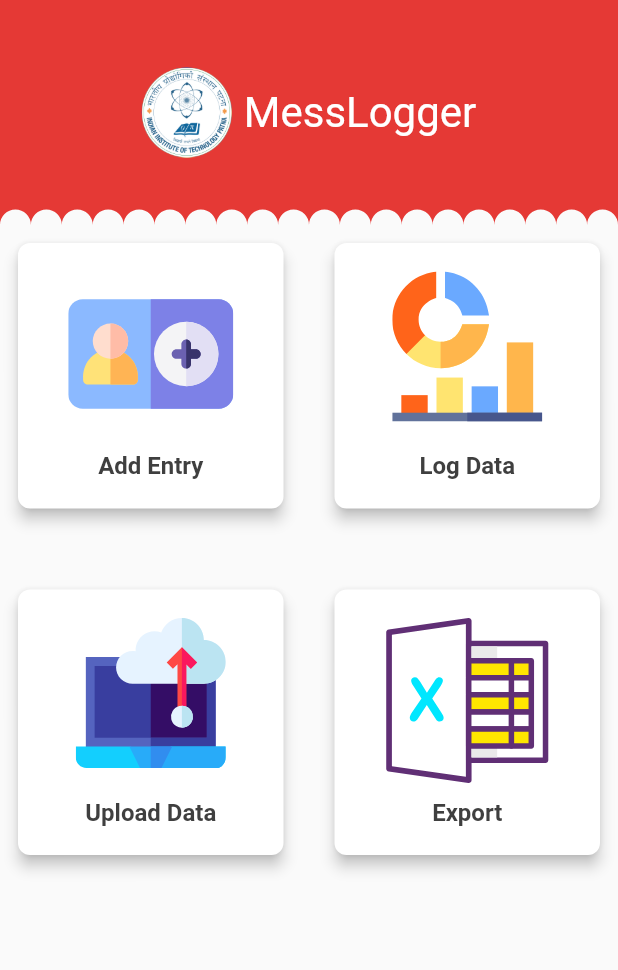
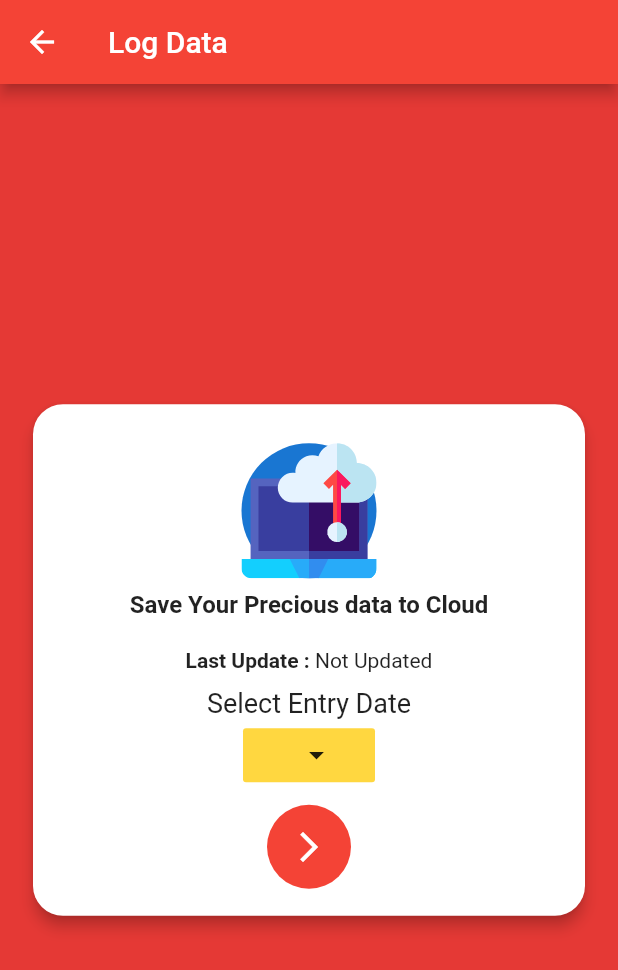
Before and after one commit to utsavmajhi/MessTransact_IITP, a Flutter app: the screen it shows after launch, after a tap on "Upload Data", on a phone screen of 412 x 824 dp. Shown: the top 970 px of the screen. Run offline on Flutter 3.47's test engine with Material 2 defaults, Android fonts, the phone set to English and light mode, and no system bars; our stand-ins replace cloud_firestore, firebase_auth, flutter_svg, google_fonts, sqflite; accounts and stored records are empty; Roboto replaces fonts that are missing (Montserrat Regular, Wellfleet).

Commit message:
added cloud backup

```diff
--- /dev/null
+++ b/lib/Screens/UpdateDataCloud.dart
@@ -0,0 +1,341 @@
+import 'package:flutter/cupertino.dart';
+import 'package:flutter/material.dart';
+import 'package:messtransacts/Screens/AddEntryScreens/AEdatefoodtype.dart';
+import 'package:messtransacts/Screens/WillyHome.dart';
+import 'package:messtransacts/models/EntryModel.dart';
+import 'package:messtransacts/utils/database_helper.dart';
+import 'package:sqflite/sqflite.dart';
+import 'package:flutter_svg/flutter_svg.dart';
+import 'package:google_fonts/google_fonts.dart';
+import 'package:messtransacts/Screens/AllLogData.dart';
+import 'package:intl/intl.dart';
+import 'package:firebase_auth/firebase_auth.dart';
+import 'package:cloud_firestore/cloud_firestore.dart';
+import 'package:messtransacts/Passarguments/Addentrysc1.dart';
+import 'package:messtransacts/utils/roundedbuttonsmall.dart';
+import 'package:messtransacts/models/EntryModel.dart';
+import 'package:messtransacts/utils/database_helper.dart';
+import 'package:sqflite/sqflite.dart';
+import "dart:collection";
+final _firestore=Firestore.instance;
+
+List<String> tablecat=["Breakfast","Lunch","Snacks","Dinner"];
+class UpdateDataCloud extends StatefulWidget {
+  static String id='updatedatatocloud_screen';
+
+  @override
+  _UpdateDataCloudState createState() => _UpdateDataCloudState();
+}
+
+class _UpdateDataCloudState extends State<UpdateDataCloud> {
+  DatabaseHelper databaseHelper = DatabaseHelper();
+  List<String> uniqueitems=[];
+  List<EntryModel> m=List<EntryModel>();
+  List<EntryModel> entryList1;
+  DateTime _dateTime=DateTime.now();
+
+  String lastupdate="";//date picker from calendar
+  String _foodcat='None';
+  GlobalKey<ScaffoldState> _scaffoldKey = new GlobalKey<ScaffoldState>();
+  //snackbar initialises
+  _showSnackBar(@required String message, @required Color colors) {
+    if (_scaffoldKey != null) {
+      _scaffoldKey.currentState.showSnackBar(
+        SnackBar(
+          backgroundColor: colors,
+          content: new Text(message),
+          duration: new Duration(seconds: 4),
+        ),
+      );
+    }
+  }
+  Future<Null> _selectDate(BuildContext context) async {
+    final DateTime picked=await showDatePicker(context: context, initialDate: _dateTime, firstDate: DateTime(2016), lastDate: DateTime(2222));
+    if(picked!=null && picked !=_dateTime)
+    {
+
+      setState(() {
+        _dateTime=picked;
+      });
+    }
+  }
+  Stream<String> streamListCustom() {
+
+  }
+  @override
+  Widget build(BuildContext context) {
+    return Scaffold(
+      key: _scaffoldKey,
+      backgroundColor:Colors.red[600],
+      appBar: AppBar(
+        backgroundColor: Colors.red,
+        title: Text(
+            'Log Data'
+        ),
+
+      ),
+      body: StreamBuilder(
+        stream:  _firestore.collection("CloudDataEvents").document(changetimeformat(_dateTime)).snapshots(),
+        builder: (context,snapshot){
+          if((snapshot.hasData)){
+                try{
+                  lastupdate=snapshot.data['LastUpdate'];
+                }
+                catch(e){
+                    lastupdate="Not Updated";
+                }
+//                finally{
+//                  lastupdate="Not Updated";
+//                }
+          }
+          else{
+            lastupdate="Not Updated";
+            //lastupdate=snapshot.data['LastUpdate'];
+          }
+          return Column(
+            crossAxisAlignment: CrossAxisAlignment.stretch,
+            mainAxisAlignment: MainAxisAlignment.center ,
+            children: <Widget>[
+              SafeArea(
+                child: Padding(
+                  padding: const EdgeInsets.all(18.0),
+                  child: Card(
+                    shape: RoundedRectangleBorder(
+                      borderRadius: BorderRadius.circular(20),
+                    ),
+                    elevation: 4,
+                    child: Padding(
+                      padding: const EdgeInsets.all(18.0),
+                      child: Column(
+                        mainAxisAlignment: MainAxisAlignment.center,
+                        children: <Widget>[
+                          Padding(
+                            padding: const EdgeInsets.all(8.0),
+                            child: CircleAvatar(
+                              radius: 45,
+                              child: SvgPicture.asset('images/cloud.svg',fit: BoxFit.contain,),
+                            ),
+                          ),
+                          Text(
+                            "Save Your Precious data to Cloud",
+                            style: TextStyle(
+                                fontSize: 16,
+                                fontWeight: FontWeight.bold
+                            ),
+                          ),
+                          SizedBox(
+                            height: 20,
+                          ),
+                          Row(
+                            mainAxisAlignment: MainAxisAlignment.center,
+                            children: <Widget>[
+                              Text("Last Update : ",
+                              style: TextStyle(
+                                fontWeight: FontWeight.bold
+                              ),),
+                              Text("$lastupdate"),
+                            ],
+                          ),
+                          SizedBox(
+                            height: 10,
+                          ),
+                          Text(
+                            'Select Entry Date',
+                            style: TextStyle(
+                                fontSize: 18
+                            ),
+                          ),
+                          FlatButton(
+                            color: Colors.amberAccent,
+                            onPressed: (){
+                              _selectDate(context);
+                            },
+                            child: Row(
+                              mainAxisSize: MainAxisSize.min,
+                              children: <Widget>[
+                                Text (
+                                  _dateTime==null? "Please Select" : changetimeformat(_dateTime),
+                                  style: TextStyle(
+                                      fontSize: 18,
+                                      color: Colors.black,
+                                      fontWeight: FontWeight.bold
+                                  ),
+                                ),
+                                SizedBox(
+                                  width: 10,
+                                ),
+                                Icon(Icons.arrow_drop_down),
+
+                              ],
+                            ),
+                          ),
+                          SizedBox(
+                            height: 9,
+                          ),
+                          GestureDetector(
+                            onTap: (){
+                              //Navigator.pushNamed(context,LogDataAnalysis.id,arguments: LogdataDateargs(changetimeformat(_dateTime)));
+                              print(_dateTime);
+                              updateListView(changetimeformat(_dateTime));
+                              lastupdatetime(_dateTime);
+
+                            },
+                            child: CircleAvatar(
+                              radius: 28,
+                              backgroundColor: Colors.red,
+                              child: Icon(Icons.arrow_forward_ios,color: Colors.white,),
+                            ),
+                          )
+                        ],
+                      ),
+                    ),
+                  ),
+                ),
+              )
+            ],
+          );
+        },
+      ),
+
+    );
+  }
+  changetimeformat(@required DateTime datetimepicked)
+  {
+    String formattedDate = DateFormat('dd-MM-yyyy').format(datetimepicked);
+
+    return formattedDate;
+
+  }
+
+  changetimeformattype2(@required DateTime datetimepicked)
+  {
+    DateTime _nowTime=DateTime.now();
+    String formattedtime=DateFormat('h:mm a').format(_nowTime);
+    String formattedDate = DateFormat('EEE, MMM d, ').format(datetimepicked);
+
+    return formattedDate+formattedtime;
+
+  }
+  void updateListView(String date) {
+
+    for(int table=0;table<4;table++)
+    {
+      final Future<Database> dbFuture = databaseHelper.initializeDatabase();
+      dbFuture.then((database) {
+
+        Future<List<EntryModel>> noteListFuture = databaseHelper.getNoteList1(date,2,"",tablecat[table]);
+        noteListFuture.then((entryList) {
+          if(entryList!=null||entryList.isNotEmpty)
+          {
+            for(int i=0;i<entryList.length;i++)
+            {
+              uniqueitems.add(entryList[i].FoodCat);
+            }
+            setState(() {
+              this.entryList1 = entryList;
+            });
+            uniqueitems = LinkedHashSet<String>.from(uniqueitems).toList();
+
+            print("Unique items:$uniqueitems");
+            setentries(table,date);
+          }
+
+        });
+      });
+      uniqueitems.clear();
+    }
+
+
+
+
+
+
+
+
+
+  }
+  void setentries(int table, String date){
+
+    for(int ui=0;ui<uniqueitems.length;ui++)
+    {
+      int GPay=0,Cash=0,Khaata=0;
+      int totQuantity=0;
+      Future<List<EntryModel>> noteListFuture2 = databaseHelper.getNoteList1(date, 3, uniqueitems[ui],tablecat[table]);
+      noteListFuture2.then((entryList) {
+        this.m=entryList;
+        print(m[0].FoodCat);
+      }).then((value){
+        print(m.length);
+        for(int k=0;k<m.length;k++)
+        {
+          totQuantity=totQuantity+m[k].Quantity;
+          if(m[k].Payment=="Cash")
+          {
+            Cash=Cash+m[k].Quantity;
+          }
+          if(m[k].Payment=="GPay")
+          {
+            GPay=GPay+m[k].Quantity;
+          }
+          if(m[k].Payment=="Khaata")
+          {
+            Khaata=Khaata+m[k].Quantity;
+          }
+
+        }
+
+        switch(table){
+          case 0:{
+            _firestore.collection("CloudDataEvents").document(changetimeformat(_dateTime)).collection("Breakfast").document(uniqueitems[ui]).setData({
+              "ItemName":uniqueitems[ui],
+              "Quantity":totQuantity.toString(),
+              "Cash":Cash.toString(),
+              "GPay":GPay.toString(),
+              "Khaata":Khaata.toString(),
+              "TotalAmt":(totQuantity*m[0].Amount).toString(),
+            });
+            break;
+          }
+          case 1:
+            _firestore.collection("CloudDataEvents").document(changetimeformat(_dateTime)).collection("Lunch").document(uniqueitems[ui]).setData({
+              "ItemName":uniqueitems[ui],
+              "Quantity":totQuantity.toString(),
+              "Cash":Cash.toString(),
+              "GPay":GPay.toString(),
+              "Khaata":Khaata.toString(),
+              "TotalAmt":(totQuantity*m[0].Amount).toString(),
+            });
+            break;
+          case 2:_firestore.collection("CloudDataEvents").document(changetimeformat(_dateTime)).collection("Snacks").document(uniqueitems[ui]).setData({
+            "ItemName":uniqueitems[ui],
+            "Quantity":totQuantity.toString(),
+            "Cash":Cash.toString(),
+            "GPay":GPay.toString(),
+            "Khaata":Khaata.toString(),
+            "TotalAmt":(totQuantity*m[0].Amount).toString(),
+          });
+          break;
+          case 3:
+            _firestore.collection("CloudDataEvents").document(changetimeformat(_dateTime)).collection("Dinner").document(uniqueitems[ui]).setData({
+              "ItemName":uniqueitems[ui],
+              "Quantity":totQuantity.toString(),
+              "Cash":Cash.toString(),
+              "GPay":GPay.toString(),
+              "Khaata":Khaata.toString(),
+              "TotalAmt":(totQuantity*m[0].Amount).toString(),
+            });
+            break;
+        }
+      });
+
+    }
+
+  }
+
+  void lastupdatetime(DateTime dateTime){
+    _firestore.collection("CloudDataEvents").document(changetimeformat(dateTime)).setData({
+      'LastUpdate':changetimeformattype2(dateTime),
+    }).then((value) => _showSnackBar("Successfully Updated", Colors.green[600]));
+
+  }
+}
--- a/lib/Screens/WillyHome.dart
+++ b/lib/Screens/WillyHome.dart
@@ -2,6 +2,7 @@ import 'package:flutter/material.dart';
 import 'package:messtransacts/Screens/AddEntryScreens/AEdatefoodtype.dart';
 import 'package:messtransacts/Screens/AllLogDataDateSelec.dart';
 import 'package:messtransacts/Screens/LogDataAnalysis.dart';
+import 'package:messtransacts/Screens/UpdateDataCloud.dart';
 import 'package:messtransacts/models/EntryModel.dart';
 import 'package:messtransacts/utils/database_helper.dart';
 import 'package:sqflite/sqflite.dart';
@@ -142,7 +143,7 @@ class _WillyHomeState extends State<WillyHome> {
                     onTap: (){
                       //goto screen
 
-
+                        Navigator.pushNamed(context, UpdateDataCloud.id);
                     },
                     child: Padding(
                       padding: const EdgeInsets.all(8.0),
--- a/lib/main.dart
+++ b/lib/main.dart
@@ -5,6 +5,7 @@ import 'package:messtransacts/Screens/AddEntryScreens/AEdatefoodtype.dart';
 import 'package:messtransacts/Screens/AddEntryScreens/AddEntryFinal.dart';
 import 'package:messtransacts/Screens/LogDataAnalysis.dart';
 import 'package:messtransacts/Screens/AllLogDataDateSelec.dart';
+import 'Screens/UpdateDataCloud.dart';
 
 void main() {
   runApp(MyApp());
@@ -23,6 +24,7 @@ class MyApp extends StatelessWidget {
         AddEntryFinal.id:(context) => AddEntryFinal(),
         LogDataAnalysis.id:(context) => LogDataAnalysis(),
         AllLogDataDateSelec.id:(context) => AllLogDataDateSelec(),
+        UpdateDataCloud.id:(context) => UpdateDataCloud(),
       },
     );
   }
```
